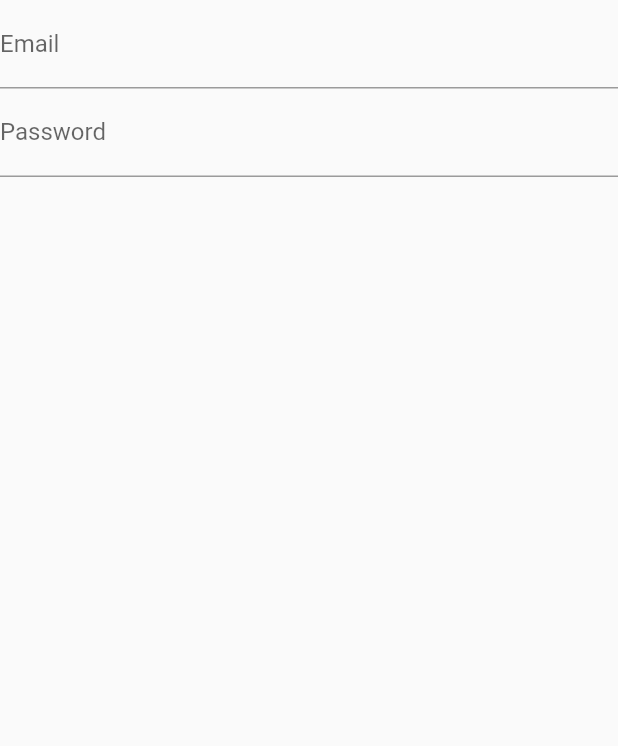
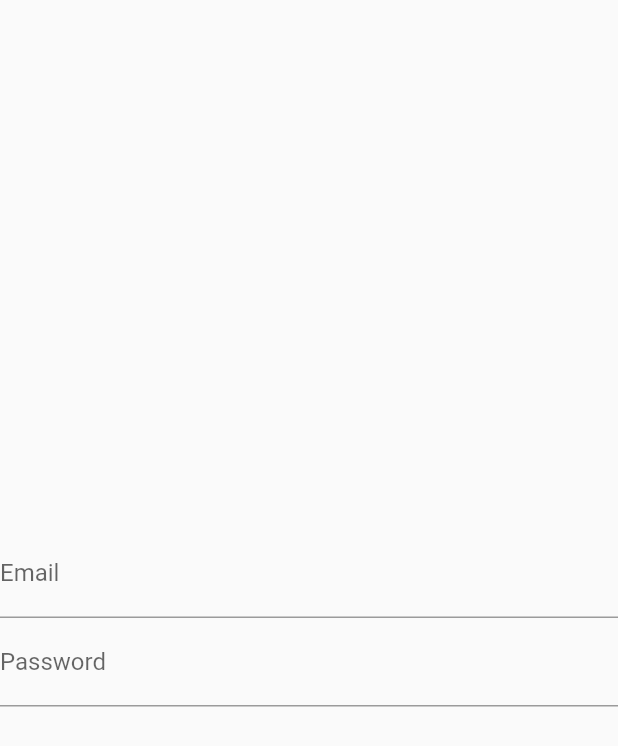
Before and after one commit to dan7sc/flutter-best-practices, a Flutter app: the screen it shows after launch, on a phone screen of 412 x 824 dp. Shown: the top 746 px of the screen. Run offline on Flutter 3.47's test engine with Material 2 defaults, Android fonts, the light colour scheme and no system bars.

Commit message:
Change body to Align in LoginPage

```diff
--- a/lib/modules/login/login_page.dart
+++ b/lib/modules/login/login_page.dart
@@ -13,7 +13,9 @@ class _LoginPageState extends State<LoginPage> {
   @override
   Widget build(BuildContext context) {
     return Scaffold(
-      body: SingleChildScrollView(
+      body: Align(
+        alignment: Alignment.center,
+        child: SingleChildScrollView(
           child: Column(
             mainAxisAlignment: MainAxisAlignment.center,
             children: [
@@ -37,6 +39,7 @@ class _LoginPageState extends State<LoginPage> {
             ],
           ),
         ),
+      ),
     );
   }
 }
```
Lines whose indentation alone changed are shown as unchanged.
